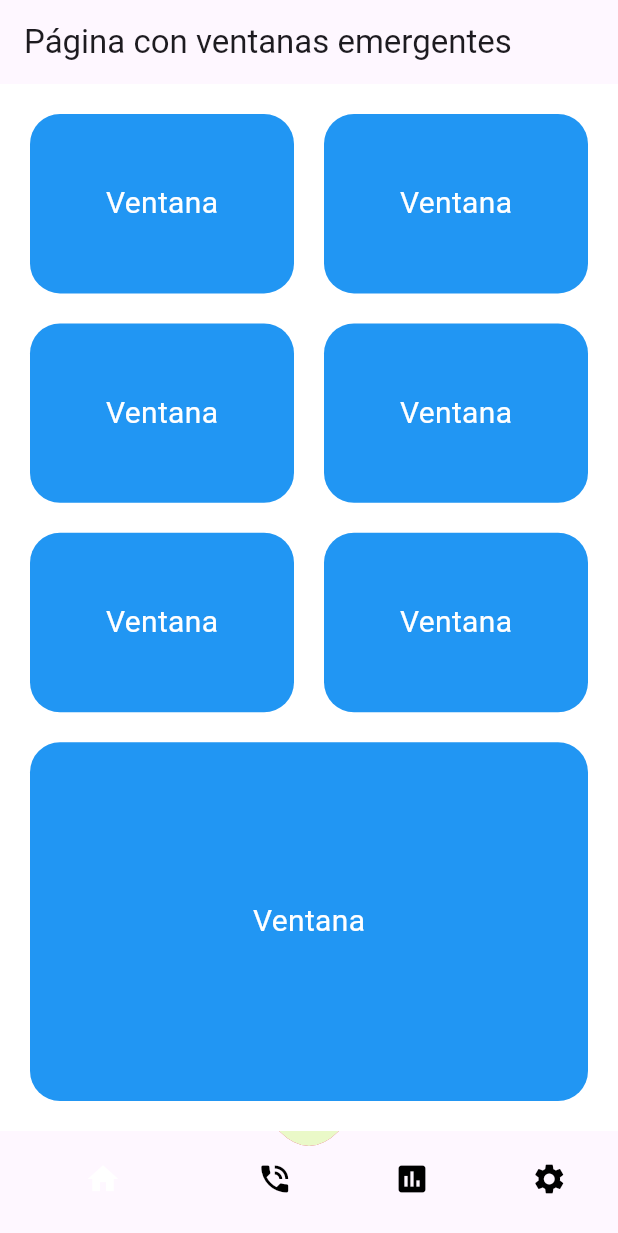
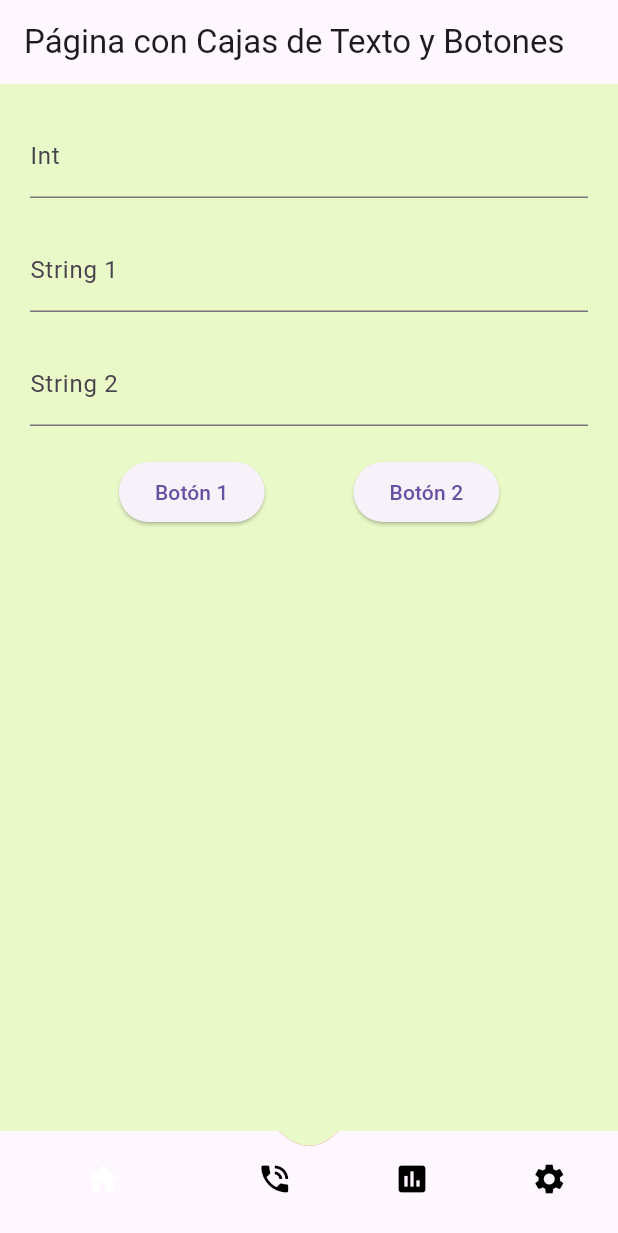
Before and after one commit to ripleyos/ProyectoGimnasio, a Flutter app: the screen it shows after launch, on a phone screen of 412 x 824 dp. Shown: the top 1233 px of the screen. Run offline on Flutter 3.47's test engine with Material 3 defaults, Android fonts, the phone set to English and light mode, and no system bars; our stand-ins replace firebase_auth, fl_chart, flutter_map, flutter_secure_storage, latlong2; accounts and stored records are empty; statements that could not run were skipped.

Commit message:
La reserva va con muchisimas comillas, a dejado de funcionar por la cara, faltan las validaciones para que sea funcional de verdad, despues faltaria los detalles como el dia de la semana y el numero de maquinas que puedes reservar a la vez

```diff
--- a/trabajologinflutter/lib/Pages/main_page.dart
+++ b/trabajologinflutter/lib/Pages/main_page.dart
@@ -1,8 +1,10 @@
 import 'package:flutter/material.dart';
+import 'package:trabajologinflutter/Pages/CRUD_reservas_page.dart';
 import 'package:trabajologinflutter/Pages/PerfilPage.dart';
 import 'package:trabajologinflutter/Pages/SettingsPage.dart';
 import 'package:trabajologinflutter/Pages/estadisticas_page.dart';
 import 'package:trabajologinflutter/Pages/pagina_principal.dart';
+import 'package:trabajologinflutter/Pages/reserva_page.dart';
 
 class MainPage extends StatefulWidget {
   @override
@@ -13,8 +15,8 @@ class _MainPageState extends State<MainPage> {
   int _selectedIndex = 0;
 
   static List<Widget> _widgetOptions = <Widget>[
-    PaginaPrincipal(),
-    PerfilPage(),
+    ReservaPage(),
+    GestionReservas(),
     EstadisticasPage(), // Reemplaza el Placeholder con la página de estadísticas
     SettingsPage(),
   ];
--- a/trabajologinflutter/lib/Pages/reserva_page.dart
+++ b/trabajologinflutter/lib/Pages/reserva_page.dart
@@ -0,0 +1,76 @@
+import 'package:flutter/material.dart';
+import 'CRUD_reservas_page.dart';
+
+
+class ReservaPage extends StatefulWidget{
+  @override
+  _ReservaPage createState() => _ReservaPage();
+}
+
+class _ReservaPage extends State<ReservaPage> {
+  final TextEditingController intController = TextEditingController();
+  final TextEditingController stringController1 = TextEditingController();
+  final TextEditingController stringController2 = TextEditingController();
+  late GestionReservas _gestionReservas = GestionReservas();
+
+
+
+  @override
+  Widget build(BuildContext context) {
+    return Scaffold(
+      appBar: AppBar(
+        title: Text('Página con Cajas de Texto y Botones'),
+      ),
+      body: Padding(
+        padding: EdgeInsets.all(20.0),
+        child: Column(
+          crossAxisAlignment: CrossAxisAlignment.start,
+          children: [
+            TextField(
+              controller: intController,
+              keyboardType: TextInputType.number,
+              decoration: InputDecoration(
+                labelText: 'Int',
+              ),
+            ),
+            SizedBox(height: 20.0),
+            TextField(
+              controller: stringController1,
+              decoration: InputDecoration(
+                labelText: 'String 1',
+              ),
+            ),
+            SizedBox(height: 20.0),
+            TextField(
+              controller: stringController2,
+              decoration: InputDecoration(
+                labelText: 'String 2',
+              ),
+            ),
+            SizedBox(height: 20.0),
+            Row(
+              mainAxisAlignment: MainAxisAlignment.spaceEvenly,
+              children: [
+                ElevatedButton(
+                  onPressed: () async {
+                    int? idMaquina = int.tryParse(stringController1.text);
+                    String horaInicio = stringController1.text;
+                    String horaFin = stringController2.text;
+                    await _gestionReservas.insertarReservaExterna(2,idMaquina!,2,horaInicio,horaFin);
+                  },
+                  child: Text('Botón 1'),
+                ),
+                ElevatedButton(
+                  onPressed: () {
+
+                  },
+                  child: Text('Botón 2'),
+                ),
+              ],
+            ),
+          ],
+        ),
+      ),
+    );
+  }
+}
```
Also changed, not shown: trabajologinflutter/lib/Pages/CRUD_reservas_page.dart (+39 -10 lines).
